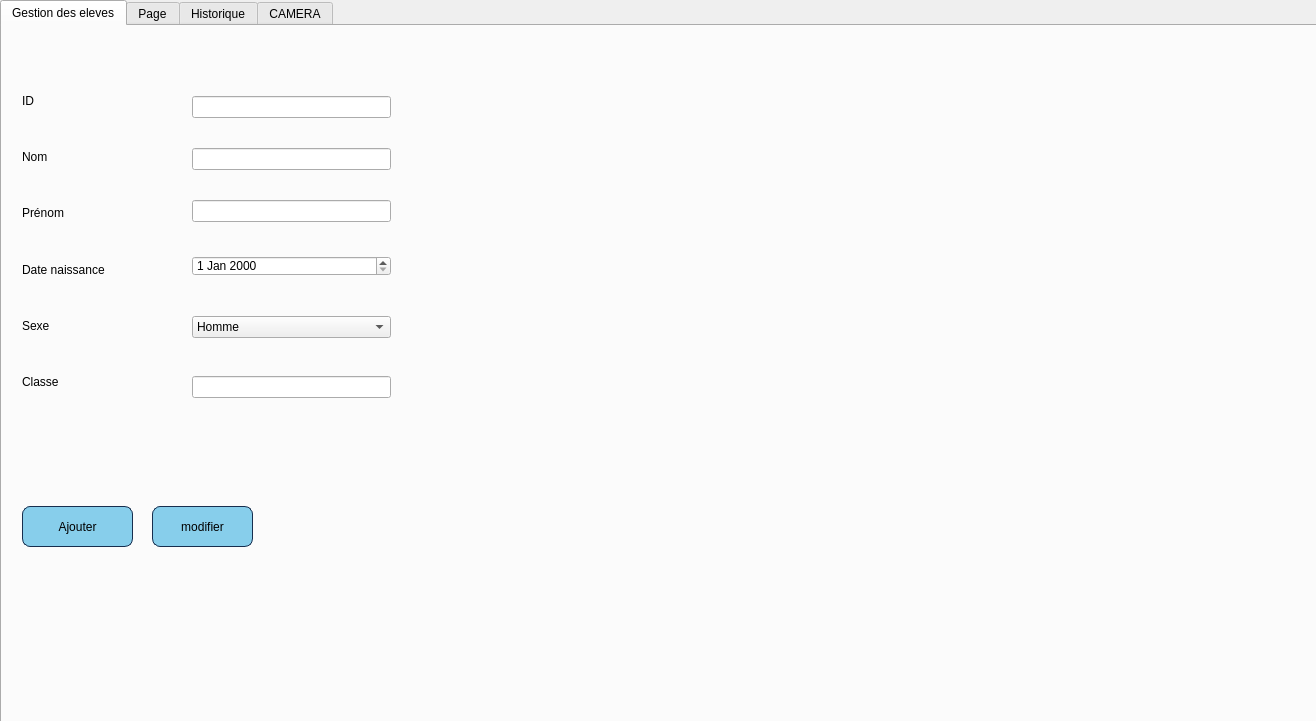
Qt form gestion_eleve.ui (ismailgharnougui/projetqt) before a commit.
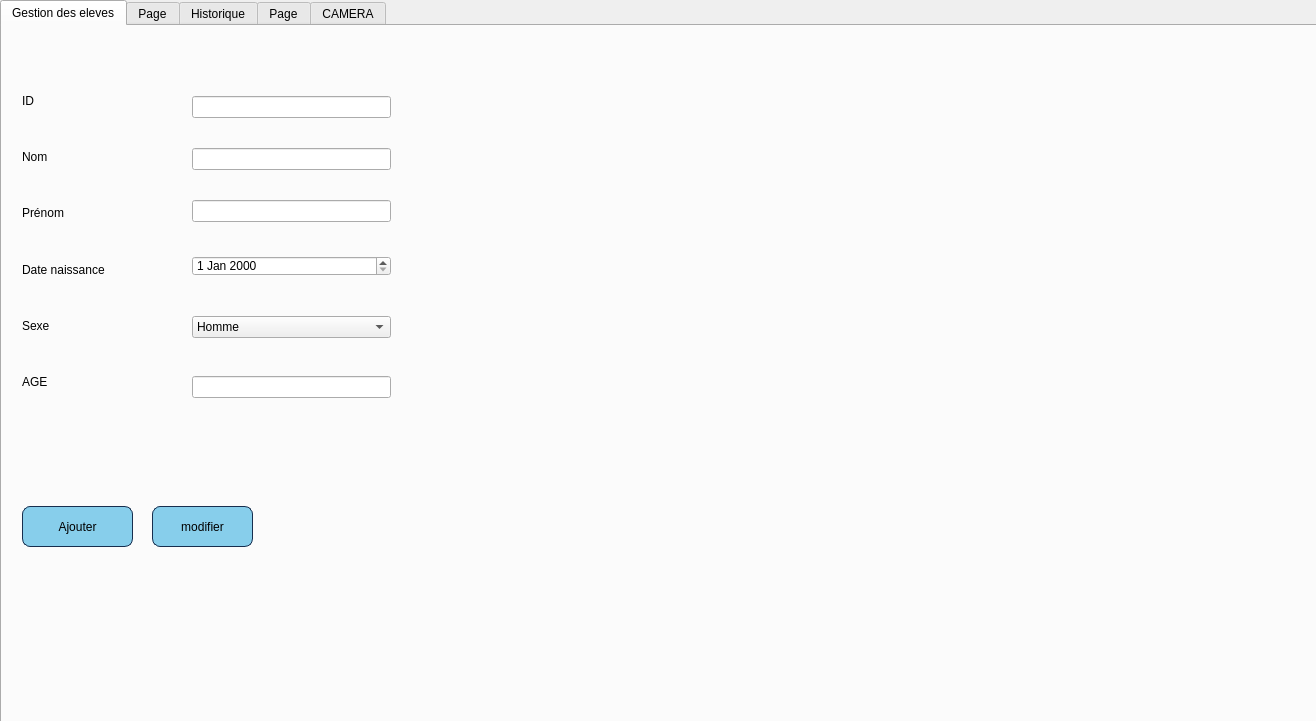
The same form after that commit.

```diff
--- a/gestion_eleve.ui
+++ b/gestion_eleve.ui
@@ -261,7 +261,7 @@
       <item>
        <widget class="QLabel" name="label_6">
         <property name="text">
-         <string>Classe</string>
+         <string>AGE</string>
         </property>
        </widget>
       </item>
@@ -600,6 +600,11 @@
      </property>
     </widget>
    </widget>
+   <widget class="QWidget" name="tab_5">
+    <attribute name="title">
+     <string>Page</string>
+    </attribute>
+   </widget>
    <widget class="QWidget" name="tab_3">
     <attribute name="title">
      <string>CAMERA</string>
```
